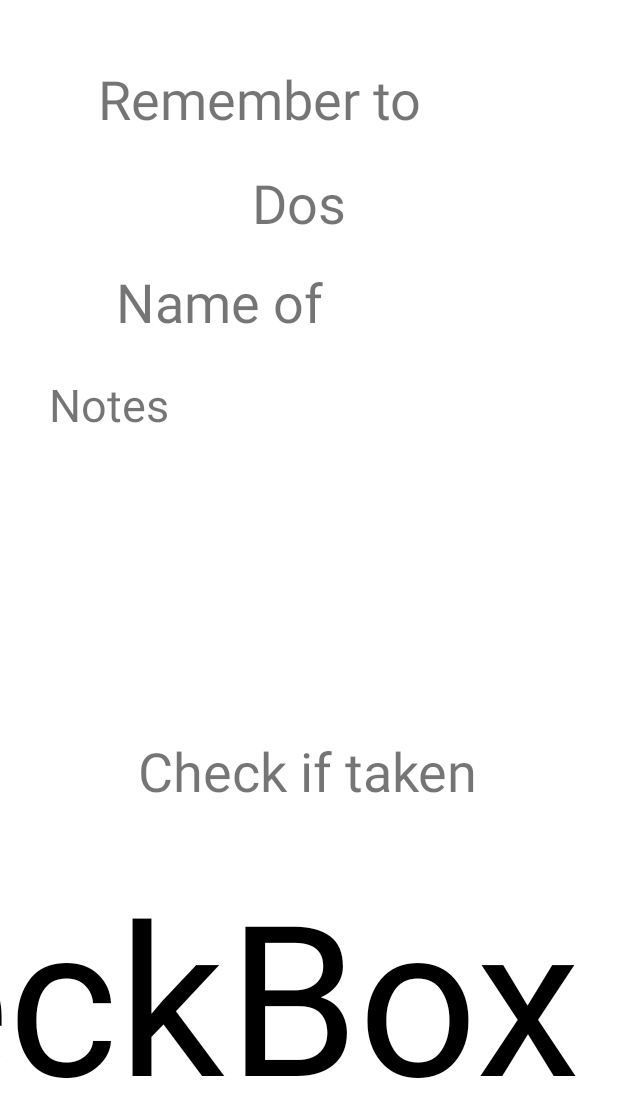
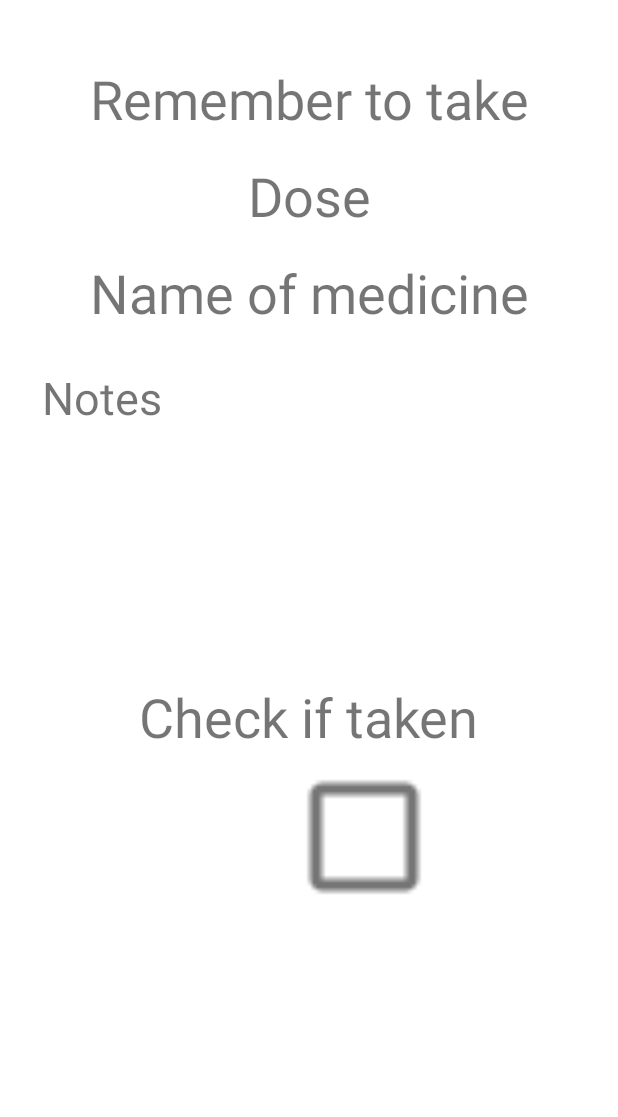
Before and after one commit to Digitaalitontut/Meds-Memory, an Android app: the Reminder screen opened directly, with no data from a screen before it, on a phone screen of 412 x 824 dp. Shown: the top 1117 px of the screen. Run offline under Robolectric (Android 15) with nearby library versions, the phone set to English and light mode, and no system bars.

Commit message:
Small fixes to AddMedication and Reminder layouts.

```diff
--- a/app/src/main/res/layout/activity_reminder.xml
+++ b/app/src/main/res/layout/activity_reminder.xml
@@ -4,16 +4,15 @@
     xmlns:tools="http://schemas.android.com/tools"
     android:layout_width="match_parent"
     android:layout_height="match_parent"
+    android:keepScreenOn="true"
     tools:context=".Reminder">
 
     <TextView
         android:id="@+id/textViewRemind"
-        android:layout_width="282dp"
-        android:layout_height="53dp"
+        android:layout_width="wrap_content"
+        android:layout_height="wrap_content"
         android:layout_marginStart="16dp"
-        android:layout_marginLeft="16dp"
         android:layout_marginEnd="16dp"
-        android:layout_marginRight="16dp"
         android:gravity="fill_horizontal"
         android:text="@string/text_remind"
         android:textSize="36sp"
@@ -30,8 +29,8 @@
 
     <TextView
         android:id="@+id/textViewDose"
-        android:layout_width="76dp"
-        android:layout_height="50dp"
+        android:layout_width="wrap_content"
+        android:layout_height="wrap_content"
         android:layout_marginTop="16dp"
         android:text="Dose"
         android:textSize="36sp"
@@ -41,13 +40,11 @@
 
     <TextView
         android:id="@+id/textViewMedicine"
-        android:layout_width="257dp"
-        android:layout_height="47dp"
+        android:layout_width="wrap_content"
+        android:layout_height="wrap_content"
         android:layout_marginStart="16dp"
-        android:layout_marginLeft="16dp"
         android:layout_marginTop="16dp"
         android:layout_marginEnd="16dp"
-        android:layout_marginRight="16dp"
         android:text="Name of medicine"
         android:textSize="36sp"
         app:layout_constraintEnd_toEndOf="parent"
@@ -59,17 +56,15 @@
         android:layout_width="wrap_content"
         android:layout_height="wrap_content"
         android:orientation="horizontal"
-        app:layout_constraintGuide_percent="0.45" />
+        app:layout_constraintGuide_percent="0.55" />
 
     <TextView
         android:id="@+id/textViewNotes"
-        android:layout_width="346dp"
-        android:layout_height="84dp"
+        android:layout_width="356dp"
+        android:layout_height="116dp"
         android:layout_marginStart="16dp"
-        android:layout_marginLeft="16dp"
         android:layout_marginTop="25dp"
         android:layout_marginEnd="16dp"
-        android:layout_marginRight="16dp"
         android:hint="@string/edit_notes"
         android:text="Notes"
         android:textSize="30sp"
@@ -80,31 +75,26 @@
 
     <CheckBox
         android:id="@+id/checkTaken"
-        android:layout_width="220dp"
-        android:layout_height="220dp"
-        android:layout_marginBottom="50dp"
+        android:layout_width="wrap_content"
+        android:layout_height="wrap_content"
+        android:layout_marginTop="32dp"
         android:checked="false"
-        android:scaleX="10"
-        android:scaleY="10"
-        android:text="HugeCheckBox"
-        app:layout_constraintBottom_toBottomOf="parent"
+        android:scaleX="4"
+        android:scaleY="4"
         app:layout_constraintEnd_toEndOf="parent"
-        app:layout_constraintHorizontal_bias="0.498"
-        app:layout_constraintStart_toStartOf="parent" />
+        app:layout_constraintHorizontal_bias="0.6"
+        app:layout_constraintStart_toStartOf="parent"
+        app:layout_constraintTop_toBottomOf="@+id/textView7" />
 
     <TextView
         android:id="@+id/textView7"
         android:layout_width="wrap_content"
         android:layout_height="wrap_content"
         android:layout_marginStart="16dp"
-        android:layout_marginLeft="16dp"
         android:layout_marginEnd="16dp"
-        android:layout_marginRight="16dp"
-        android:layout_marginBottom="16dp"
         android:text="@string/text_check"
         android:textSize="36sp"
-        app:layout_constraintBottom_toTopOf="@+id/checkTaken"
         app:layout_constraintEnd_toEndOf="parent"
-        app:layout_constraintHorizontal_bias="0.496"
-        app:layout_constraintStart_toStartOf="parent" />
+        app:layout_constraintStart_toStartOf="parent"
+        app:layout_constraintTop_toTopOf="@+id/guideline2" />
 </androidx.constraintlayout.widget.ConstraintLayout>
--- a/app/src/main/res/values/strings.xml
+++ b/app/src/main/res/values/strings.xml
@@ -16,5 +16,5 @@
     <string name="text_appname">MEDS MEMORY</string>
     <string name="apply_button">Apply</string>
     <string name="button_edit">Edit medications</string>
-    <string name="text_alarm">Set reminder alarm</string>
+    <string name="text_alarm">Set reminder alarm on</string>
 </resources>
```
Also changed, not shown: app/src/main/res/layout/activity_add_medication.xml (+17 -14 lines).
